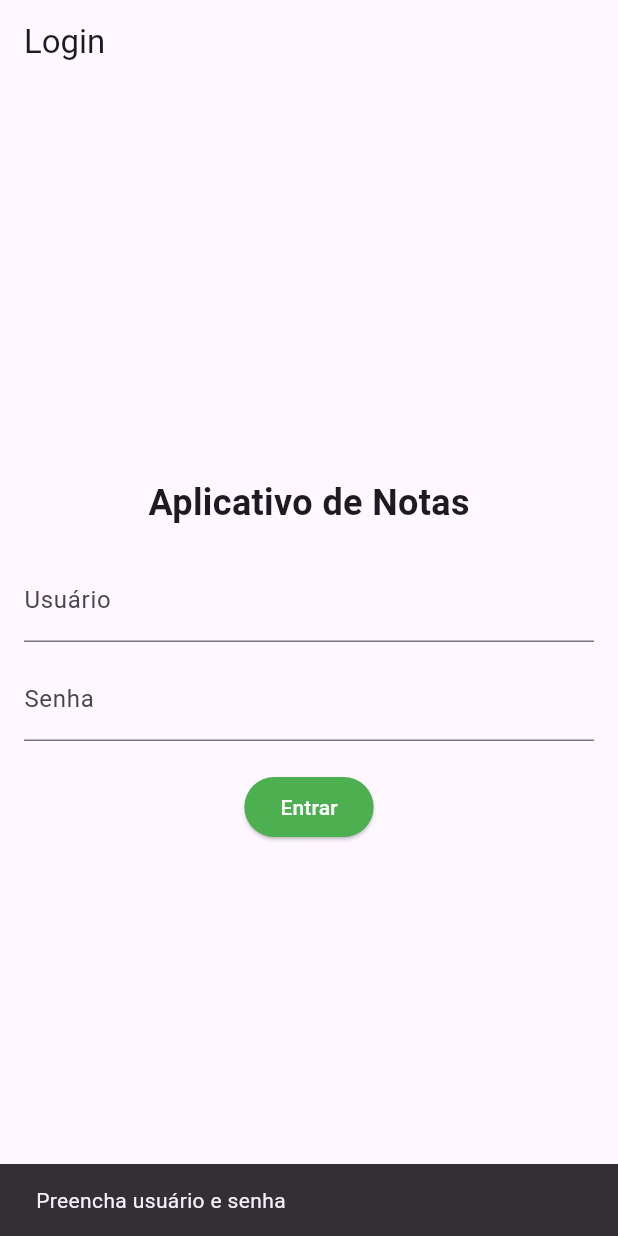
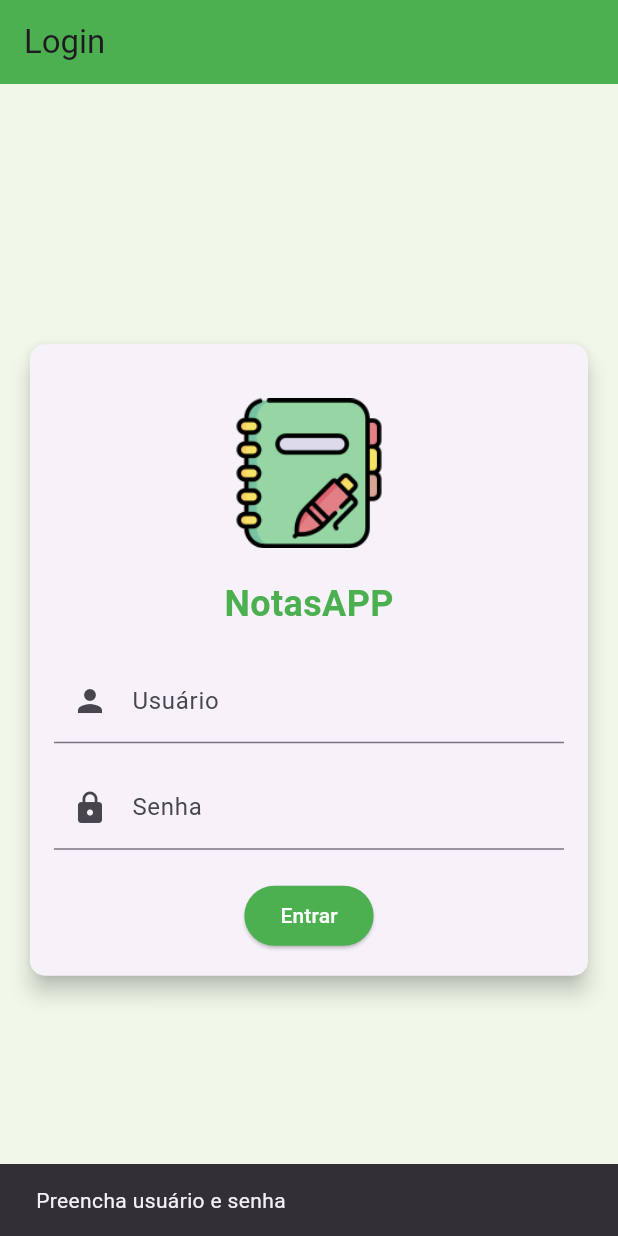
Before and after one commit to LuizFelipeSI/NotasAPP, a Flutter app: the screen it shows after launch, after a tap on "Entrar", on a phone screen of 412 x 824 dp. Run offline on Flutter 3.47's test engine with Material 3 defaults, Android fonts, the phone set to English and light mode, and no system bars.

Commit message:
animação e gerenciamento de estado

```diff
--- a/lib/main.dart
+++ b/lib/main.dart
@@ -1,7 +1,24 @@
 import 'package:flutter/material.dart';
+import 'package:provider/provider.dart';
+import 'screens/home_screen.dart';
+import 'screens/login_screen.dart';
+import 'providers/user_provider.dart';
+import 'providers/disciplina_provider.dart';
 
 void main() {
-  runApp(const MyApp());
+  runApp(
+    MultiProvider(
+      providers: [
+        ChangeNotifierProvider(
+          create: (_) => UserProvider(),
+        ), // Provider para o usuário
+        ChangeNotifierProvider(
+          create: (_) => DisciplinaProvider(),
+        ), // Provider para as disciplinas
+      ],
+      child: const MyApp(),
+    ),
+  );
 }
 
 class MyApp extends StatelessWidget {
@@ -11,205 +28,12 @@ class MyApp extends StatelessWidget {
   Widget build(BuildContext context) {
     return MaterialApp(
       debugShowCheckedModeBanner: false,
-      title: 'Aplicativo de Notas',
-      theme: ThemeData(primarySwatch: Colors.green),
-      home: const LoginScreen(),
+      title: 'Gestão de Disciplinas',
+      theme: ThemeData(
+        primarySwatch: Colors.green,
+        visualDensity: VisualDensity.adaptivePlatformDensity,
+      ),
+      home: const LoginScreen(), // Tela inicial após login
     );
   }
 }
-
-class LoginScreen extends StatefulWidget {
-  const LoginScreen({super.key});
-
-  @override
-  State<LoginScreen> createState() => _LoginScreenState();
-}
-
-class _LoginScreenState extends State<LoginScreen> {
-  final TextEditingController _userController = TextEditingController();
-  final TextEditingController _passwordController = TextEditingController();
-
-  void _login() {
-    String user = _userController.text.trim();
-    String password = _passwordController.text.trim();
-
-    if (user.isNotEmpty && password.isNotEmpty) {
-      Navigator.pushReplacement(
-        context,
-        MaterialPageRoute(
-          builder: (context) => HomeScreen(username: user),
-        ),
-      );
-    } else {
-      ScaffoldMessenger.of(context).showSnackBar(
-        const SnackBar(content: Text('Preencha usuário e senha')),
-      );
-    }
-  }
-
-  @override
-  Widget build(BuildContext context) {
-    return Scaffold(
-      appBar: AppBar(title: const Text('Login')),
-      body: Padding(
-        padding: const EdgeInsets.all(16.0),
-        child: Column(
-          mainAxisAlignment: MainAxisAlignment.center,
-          children: [
-            const Text(
-              'Aplicativo de Notas',
-              style: TextStyle(fontSize: 24, fontWeight: FontWeight.bold),
-            ),
-            const SizedBox(height: 20),
-            TextField(
-              controller: _userController,
-              decoration: const InputDecoration(labelText: 'Usuário'),
-            ),
-            const SizedBox(height: 10),
-            TextField(
-              controller: _passwordController,
-              decoration: const InputDecoration(labelText: 'Senha'),
-              obscureText: true,
-            ),
-            const SizedBox(height: 20),
-            ElevatedButton(
-              onPressed: _login,
-              style: ElevatedButton.styleFrom(
-                backgroundColor: Colors.green,
-                foregroundColor: Colors.white,
-              ),
-              child: const Text('Entrar'),
-            ),
-          ],
-        ),
-      ),
-    );
-  }
-}
-
-class HomeScreen extends StatelessWidget {
-  final String username;
-  const HomeScreen({super.key, required this.username});
-
-  @override
-  Widget build(BuildContext context) {
-    List<Map<String, dynamic>> disciplinas = [
-      {'nome': 'Matemática', 'nota': 8.5, 'presenca': '90%', 'descricao': 'Álgebra, geometria e cálculos.'},
-      {'nome': 'Português', 'nota': 7.8, 'presenca': '85%', 'descricao': 'Gramática, literatura e redação.'},
-      {'nome': 'História', 'nota': 9.2, 'presenca': '95%', 'descricao': 'História do Brasil e mundial.'},
-      {'nome': 'Física', 'nota': 6.5, 'presenca': '80%', 'descricao': 'Leis da física e experimentos.'},
-      {'nome': 'Química', 'nota': 7.0, 'presenca': '88%', 'descricao': 'Elementos químicos e reações.'},
-    ];
-
-    return Scaffold(
-      appBar: AppBar(title: const Text('Tela Principal')),
-      body: Padding(
-        padding: const EdgeInsets.all(16.0),
-        child: Column(
-          crossAxisAlignment: CrossAxisAlignment.start,
-          children: [
-            Text(
-              'Bem-vindo, $username!',
-              style: const TextStyle(fontSize: 20, fontWeight: FontWeight.bold),
-            ),
-            const SizedBox(height: 20),
-            const Text(
-              'Suas Disciplinas:',
-              style: TextStyle(fontSize: 18, fontWeight: FontWeight.bold),
-            ),
-            const SizedBox(height: 10),
-            Expanded(
-              child: ListView.builder(
-                itemCount: disciplinas.length,
-                itemBuilder: (context, index) {
-                  return Card(
-                    elevation: 3,
-                    margin: const EdgeInsets.symmetric(vertical: 8),
-                    child: ListTile(
-                      title: Text(disciplinas[index]['nome']),
-                      subtitle: Text(
-                        'Nota: ${disciplinas[index]['nota']} | Presença: ${disciplinas[index]['presenca']}',
-                      ),
-                      leading: const Icon(Icons.school, color: Colors.green),
-                      onTap: () {
-                        Navigator.push(
-                          context,
-                          MaterialPageRoute(
-                            builder: (context) => DisciplinaDetalhesScreen(
-                              disciplina: disciplinas[index],
-                            ),
-                          ),
-                        );
-                      },
-                    ),
-                  );
-                },
-              ),
-            ),
-            const SizedBox(height: 20),
-            Center(
-              child: ElevatedButton(
-                onPressed: () {
-                  Navigator.pushReplacement(
-                    context,
-                    MaterialPageRoute(builder: (context) => const LoginScreen()),
-                  );
-                },
-                style: ElevatedButton.styleFrom(
-                  backgroundColor: Colors.red,
-                  foregroundColor: Colors.white,
-                ),
-                child: const Text('Sair'),
-              ),
-            ),
-          ],
-        ),
-      ),
-    );
-  }
-}
-
-class DisciplinaDetalhesScreen extends StatelessWidget {
-  final Map<String, dynamic> disciplina;
-
-  const DisciplinaDetalhesScreen({super.key, required this.disciplina});
-
-  @override
-  Widget build(BuildContext context) {
-    return Scaffold(
-      appBar: AppBar(title: Text(disciplina['nome'])),
-      body: Padding(
-        padding: const EdgeInsets.all(16.0),
-        child: Column(
-          crossAxisAlignment: CrossAxisAlignment.start,
-          children: [
-            Text(
-              disciplina['nome'],
-              style: const TextStyle(fontSize: 24, fontWeight: FontWeight.bold),
-            ),
-            const SizedBox(height: 10),
-            Text(
-              'Nota: ${disciplina['nota']}',
-              style: const TextStyle(fontSize: 18),
-            ),
-            const SizedBox(height: 5),
-            Text(
-              'Presença: ${disciplina['presenca']}',
-              style: const TextStyle(fontSize: 18),
-            ),
-            const SizedBox(height: 10),
-            Text(
-              'Descrição:',
-              style: const TextStyle(fontSize: 20, fontWeight: FontWeight.bold),
-            ),
-            const SizedBox(height: 5),
-            Text(
-              disciplina['descricao'],
-              style: const TextStyle(fontSize: 16),
-            ),
-          ],
-        ),
-      ),
-    );
-  }
-}
--- /dev/null
+++ b/lib/providers/user_provider.dart
@@ -0,0 +1,18 @@
+import 'package:flutter/material.dart';
+
+class UserProvider extends ChangeNotifier {
+  String _username = '';
+
+  String get username => _username;
+
+  void login(String username) {
+    _username = username;
+    notifyListeners();
+    print('Novo usuário definido: $username'); // Teste
+  }
+
+  void logout() {
+    _username = '';
+    notifyListeners();
+  }
+}
--- /dev/null
+++ b/lib/screens/login_screen.dart
@@ -0,0 +1,109 @@
+import 'package:flutter/material.dart';
+import 'package:provider/provider.dart';
+import '../providers/user_provider.dart';
+import 'home_screen.dart';
+
+class LoginScreen extends StatefulWidget {
+  const LoginScreen({super.key});
+
+  @override
+  State<LoginScreen> createState() => _LoginScreenState();
+}
+
+class _LoginScreenState extends State<LoginScreen> {
+  final TextEditingController _userController = TextEditingController();
+  final TextEditingController _passwordController = TextEditingController();
+
+  void _login() {
+    String user = _userController.text.trim();
+    String password = _passwordController.text.trim();
+
+    if (user.isNotEmpty && password.isNotEmpty) {
+      Provider.of<UserProvider>(context, listen: false).login(user);
+      Navigator.pushReplacement(context, _createRoute(const HomeScreen()));
+    } else {
+      ScaffoldMessenger.of(
+        context,
+      ).showSnackBar(const SnackBar(content: Text('Preencha usuário e senha')));
+    }
+  }
+
+  @override
+  Widget build(BuildContext context) {
+    return Scaffold(
+      backgroundColor: Colors.lightGreen[50],
+      appBar: AppBar(title: const Text('Login'), backgroundColor: Colors.green),
+      body: Padding(
+        padding: const EdgeInsets.all(16.0),
+        child: Center(
+          child: Card(
+            elevation: 6,
+            shape: RoundedRectangleBorder(
+              borderRadius: BorderRadius.circular(10),
+            ),
+            child: Padding(
+              padding: const EdgeInsets.all(16.0),
+              child: Column(
+                mainAxisSize: MainAxisSize.min,
+                children: [
+                  // Ícone do App na tela de login
+                  const SizedBox(height: 20),
+                  Image.asset(
+                    'assets/images/app_icon.png', // Caminho para o ícone
+                    width: 100, // Tamanho do ícone
+                    height: 100,
+                  ),
+                  const SizedBox(height: 20),
+                  const Text(
+                    'NotasAPP',
+                    style: TextStyle(
+                      fontSize: 24,
+                      fontWeight: FontWeight.bold,
+                      color: Colors.green,
+                    ),
+                  ),
+                  const SizedBox(height: 20),
+                  TextField(
+                    controller: _userController,
+                    decoration: const InputDecoration(
+                      labelText: 'Usuário',
+                      prefixIcon: Icon(Icons.person),
+                    ),
+                  ),
+                  const SizedBox(height: 15),
+                  TextField(
+                    controller: _passwordController,
+                    decoration: const InputDecoration(
+                      labelText: 'Senha',
+                      prefixIcon: Icon(Icons.lock),
+                    ),
+                    obscureText: true,
+                  ),
+                  const SizedBox(height: 20),
+                  ElevatedButton(
+                    onPressed: _login,
+                    style: ElevatedButton.styleFrom(
+                      backgroundColor: Colors.green,
+                      foregroundColor: Colors.white,
+                    ),
+                    child: const Text('Entrar'),
+                  ),
+                ],
+              ),
+            ),
+          ),
+        ),
+      ),
+    );
+  }
+
+  PageRouteBuilder _createRoute(Widget page) {
+    return PageRouteBuilder(
+      transitionDuration: const Duration(milliseconds: 500),
+      pageBuilder: (context, animation, secondaryAnimation) => page,
+      transitionsBuilder: (context, animation, secondaryAnimation, child) {
+        return FadeTransition(opacity: animation, child: child);
+      },
+    );
+  }
+}
--- a/pubspec.yaml
+++ b/pubspec.yaml
@@ -30,6 +30,7 @@ environment:
 dependencies:
   flutter:
     sdk: flutter
+  provider: ^6.0.5 # Verifique se há uma versão mais recente
 
   # The following adds the Cupertino Icons font to your application.
   # Use with the CupertinoIcons class for iOS style icons.
@@ -52,6 +53,8 @@ dev_dependencies:
 
 # The following section is specific to Flutter packages.
 flutter:
+  assets:
+    - assets/images/
   # The following line ensures that the Material Icons font is
   # included with your application, so that you can use the icons in
   # the material Icons class.
```
Also changed, not shown: lib/providers/disciplina_provider.dart (added, +39 -0 lines), lib/screens/disciplina_detalhes_screen.dart (added, +208 -0 lines), lib/screens/home_screen.dart (added, +138 -0 lines), assets/images/app_icon.png (added), pubspec.lock.
